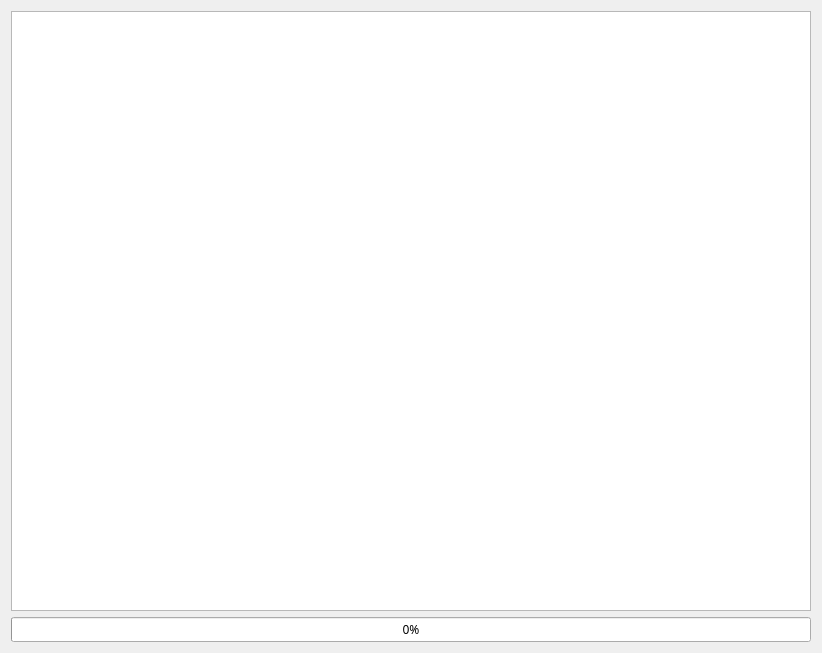
Old version of the form ecu_operations.ui in the repository miikasyvanen/FastECU.
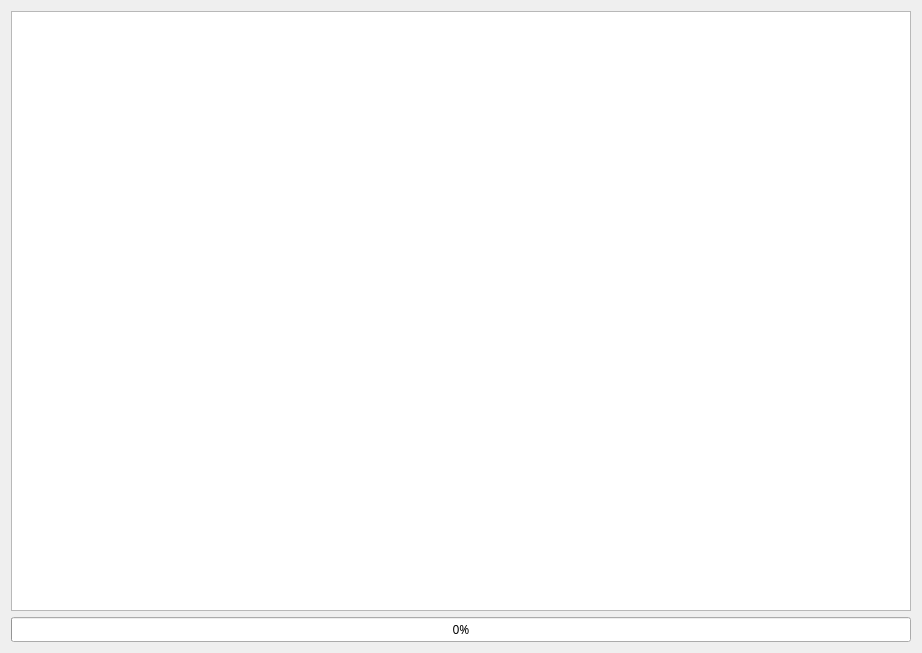
New version of the form.

Diff of the .ui file:
```diff
--- a/ecu_operations.ui
+++ b/ecu_operations.ui
@@ -28,7 +28,7 @@
       <widget class="QTextEdit" name="text_edit">
        <property name="minimumSize">
         <size>
-         <width>800</width>
+         <width>900</width>
          <height>600</height>
         </size>
        </property>
```
